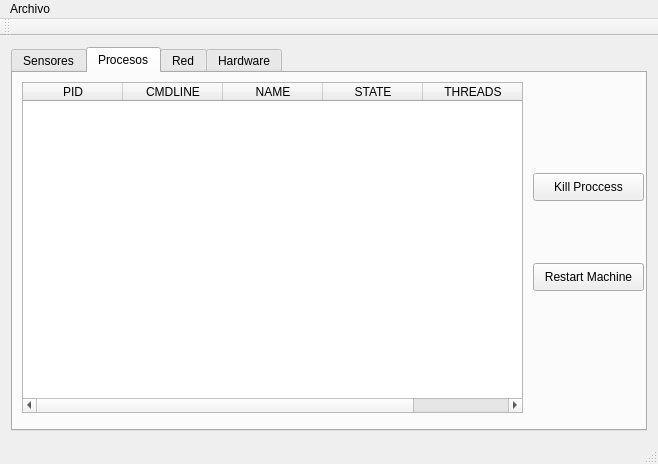
This is systemmonitor.ui in KapilMelwani/soa-system-monitor as Qt 5 draws it before an edit. The edited form follows.
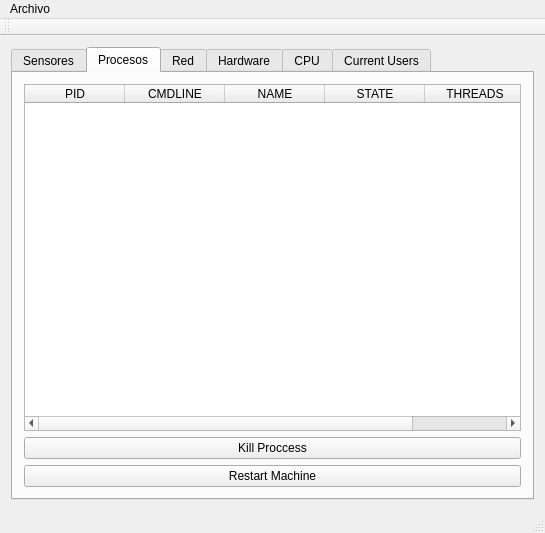
This is the edited form. The open tabs and pages were chosen to show the change.

```diff
--- a/systemmonitor.ui
+++ b/systemmonitor.ui
@@ -6,15 +6,15 @@
    <rect>
     <x>0</x>
     <y>0</y>
-    <width>658</width>
-    <height>464</height>
+    <width>545</width>
+    <height>533</height>
    </rect>
   </property>
   <property name="windowTitle">
    <string>SystemMonitor</string>
   </property>
   <widget class="QWidget" name="centralWidget">
-   <layout class="QHBoxLayout" name="horizontalLayout">
+   <layout class="QHBoxLayout" name="horizontalLayout_2">
     <item>
      <widget class="QTabWidget" name="tabWidget">
       <property name="currentIndex">
@@ -40,15 +40,9 @@
        <attribute name="title">
         <string>Procesos</string>
        </attribute>
+       <layout class="QVBoxLayout" name="verticalLayout">
+        <item>
        <widget class="QTableWidget" name="tableProcesos">
-        <property name="geometry">
-         <rect>
-          <x>9</x>
-          <y>9</y>
-          <width>501</width>
-          <height>331</height>
-         </rect>
-        </property>
         <property name="columnCount">
          <number>5</number>
         </property>
@@ -78,32 +72,22 @@
          </property>
         </column>
        </widget>
+        </item>
+        <item>
        <widget class="QPushButton" name="killButton">
-        <property name="geometry">
-         <rect>
-          <x>520</x>
-          <y>100</y>
-          <width>111</width>
-          <height>28</height>
-         </rect>
-        </property>
         <property name="text">
          <string>Kill Proccess</string>
         </property>
        </widget>
+        </item>
+        <item>
        <widget class="QPushButton" name="restartButton">
-        <property name="geometry">
-         <rect>
-          <x>520</x>
-          <y>190</y>
-          <width>111</width>
-          <height>28</height>
-         </rect>
-        </property>
         <property name="text">
          <string>Restart Machine</string>
         </property>
        </widget>
+        </item>
+       </layout>
       </widget>
       <widget class="QWidget" name="tabRed">
        <attribute name="title">
@@ -129,6 +113,44 @@
         </item>
        </layout>
       </widget>
+      <widget class="QWidget" name="tabCpuinfo">
+       <attribute name="title">
+        <string>CPU</string>
+       </attribute>
+       <layout class="QHBoxLayout" name="horizontalLayout">
+        <item>
+         <widget class="QLabel" name="labelCPU">
+          <property name="sizePolicy">
+           <sizepolicy hsizetype="Fixed" vsizetype="Fixed">
+            <horstretch>0</horstretch>
+            <verstretch>0</verstretch>
+           </sizepolicy>
+          </property>
+          <property name="text">
+           <string>TextLabel</string>
+          </property>
+         </widget>
+        </item>
+       </layout>
+      </widget>
+      <widget class="QWidget" name="tabUsers">
+       <attribute name="title">
+        <string>Current Users</string>
+       </attribute>
+       <widget class="QLabel" name="labelusers">
+        <property name="geometry">
+         <rect>
+          <x>50</x>
+          <y>40</y>
+          <width>551</width>
+          <height>231</height>
+         </rect>
+        </property>
+        <property name="text">
+         <string>TextLabel</string>
+        </property>
+       </widget>
+      </widget>
      </widget>
     </item>
    </layout>
@@ -138,7 +160,7 @@
     <rect>
      <x>0</x>
      <y>0</y>
-     <width>658</width>
+     <width>545</width>
      <height>25</height>
     </rect>
    </property>
```
Left out of the diff: 10 changed lines with no effect on the pictures. Lines whose indentation alone changed are shown as unchanged.
